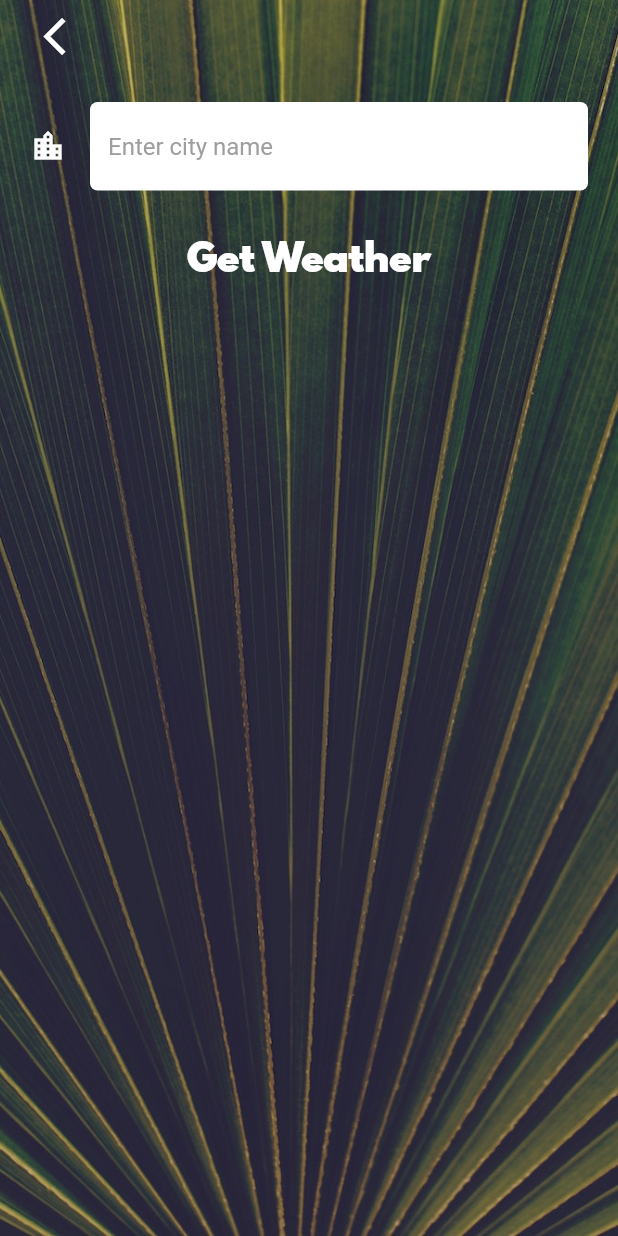
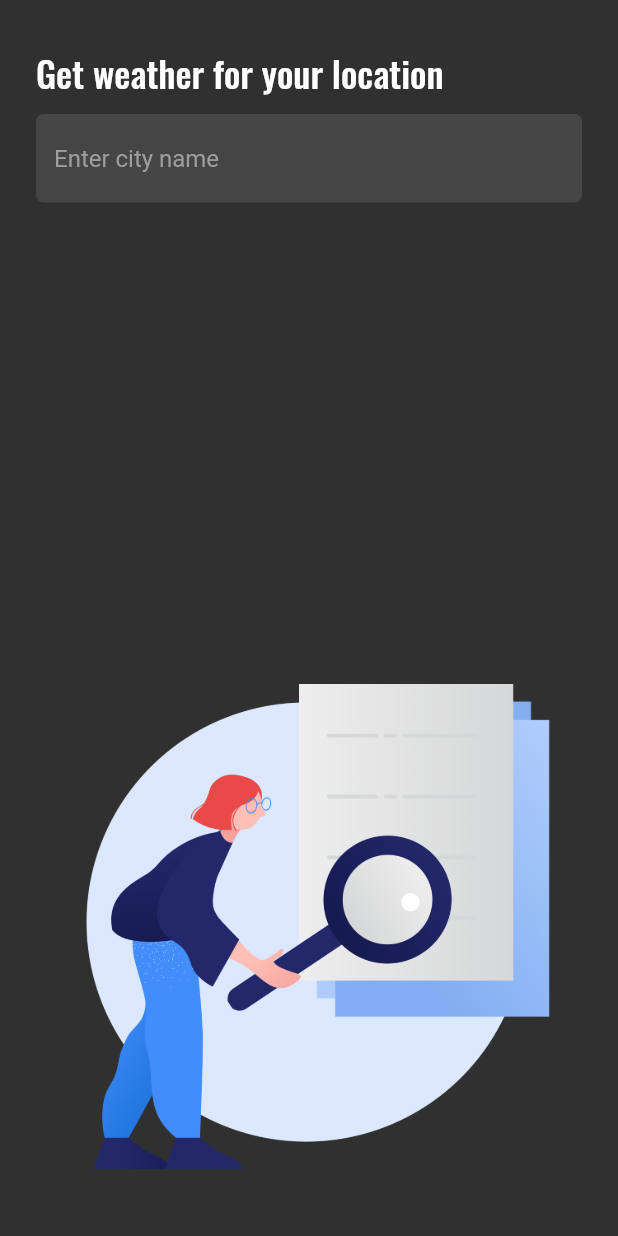
Before and after one commit to VaibhavGoyal458/weatherama, a Flutter app: the CityScreen screen opened directly, on a phone screen of 412 x 824 dp. Run offline on Flutter 3.47's test engine with Material 2 defaults, Android fonts, the phone set to English and light mode, and no system bars; our stand-ins replace flutter_spinkit, geolocator, weather_icons; network calls fail.

Commit message:
Minor Changes

```diff
--- a/lib/main.dart
+++ b/lib/main.dart
@@ -15,6 +15,7 @@ class MyApp extends StatelessWidget {
     return MaterialApp(
       debugShowCheckedModeBanner: false,
       theme: ThemeData.dark(),
+      title: 'Weatherama',
       home: LoadingScreen(),
     );
   }
--- a/lib/screens/city_screen.dart
+++ b/lib/screens/city_screen.dart
@@ -1,8 +1,11 @@
 import 'package:weatherama/screens/loading_screen.dart';
 import 'package:flutter/material.dart';
-import 'package:weatherama/utilities/constants.dart';
 
 class CityScreen extends StatefulWidget {
+  final Color backgroundColor;
+  final Color textColor;
+  CityScreen({this.backgroundColor, this.textColor});
+
   @override
   _CityScreenState createState() => _CityScreenState();
 }
@@ -14,57 +17,68 @@ class _CityScreenState extends State<CityScreen> {
   Widget build(BuildContext context) {
     return Scaffold(
       body: Container(
-        decoration: BoxDecoration(
-          image: DecorationImage(
-            image: AssetImage('images/city_background.jpg'),
-            fit: BoxFit.cover,
-          ),
-        ),
+        padding: EdgeInsets.only(top: 20),
+        color: widget.backgroundColor,
         constraints: BoxConstraints.expand(),
         child: SafeArea(
           child: Column(
             children: <Widget>[
-              Align(
+              Padding(
+                padding: EdgeInsets.symmetric(horizontal: 24, vertical: 10),
+                child: Align(
                   alignment: Alignment.topLeft,
-                child: FlatButton(
-                  onPressed: () {
-                    Navigator.pop(context);
-                  },
-                  child: Icon(
-                    Icons.arrow_back_ios,
-                    size: kLocationScreenIconSize,
+                  child: Text(
+                    'Get weather for your location',
+                    style: TextStyle(
+                      fontFamily: 'Oswald',
+                      fontWeight: FontWeight.w500,
+                      fontSize: 24.0,
+                      color: widget.textColor,
                     ),
                   ),
                 ),
-              Container(
-                padding: EdgeInsets.all(20.0),
+              ),
+              Padding(
+                padding: EdgeInsets.symmetric(horizontal: 24),
+                child: Container(
                   child: TextField(
                     style: TextStyle(
-                    color: Colors.black,
+                      color: widget.backgroundColor,
                     ),
-                  decoration: kTextFieldInputDecoration,
-                  onChanged: (value) {
-                    cityName = value;
-                  },
+                    decoration: InputDecoration(
+                      filled: true,
+                      fillColor: widget.textColor,
+                      hintText: 'Enter city name',
+                      hintStyle: TextStyle(
+                        color: Colors.grey,
+                      ),
+                      border: OutlineInputBorder(
+                        borderRadius: BorderRadius.all(Radius.circular(5)),
+                        borderSide: BorderSide.none,
                       ),
                     ),
-              FlatButton(
-                onPressed: () async {
+                    onSubmitted: (value) async {
                       var weatherData = await Navigator.push(
                         context,
                         MaterialPageRoute(
                           builder: (context) => LoadingScreen(
-                        location: cityName,
+                            location: value,
                           ),
                         ),
                       );
                       Navigator.pop(context, weatherData);
                     },
-                child: Text(
-                  'Get Weather',
-                  style: kButtonTextStyle,
                   ),
                 ),
+              ),
+              Expanded(
+                child: Align(
+                  alignment: Alignment.bottomCenter,
+                  child: Image(
+                    image: AssetImage('images/search.png'),
+                  ),
+                ),
+              )
             ],
           ),
         ),
--- a/lib/services/networking.dart
+++ b/lib/services/networking.dart
@@ -8,7 +8,6 @@ class NetworkHelper {
 
   Future getData() async {
     http.Response response = await http.get(_url);
-    print(_url);
 
     if (response.statusCode == 200) {
       String responseData = response.body;
--- a/lib/services/weather.dart
+++ b/lib/services/weather.dart
@@ -1,4 +1,3 @@
-import 'package:font_awesome_flutter/font_awesome_flutter.dart';
 import 'package:weather_icons/weather_icons.dart';
 import 'package:weatherama/services/location.dart';
 import 'package:weatherama/services/networking.dart';
--- a/lib/utilities/constants.dart
+++ b/lib/utilities/constants.dart
@@ -1,29 +1,7 @@
 import 'package:flutter/material.dart';
-
-const kButtonTextStyle = TextStyle(
-  fontSize: 25.0,
-  fontFamily: 'Spartan MB',
-);
 
 const kConditionTextStyle = TextStyle(
   fontSize: 80.0,
 );
 
-const kTextFieldInputDecoration = InputDecoration(
-  filled: true,
-  fillColor: Colors.white,
-  icon: Icon(
-    Icons.location_city,
-    color: Colors.white,
-  ),
-  hintText: 'Enter city name',
-  hintStyle: TextStyle(
-    color: Colors.grey,
-  ),
-  border: OutlineInputBorder(
-    borderRadius: BorderRadius.all(Radius.circular(5)),
-    borderSide: BorderSide.none,
-  ),
-);
-
 const kLocationScreenIconSize = 30.0;
```
Also changed, not shown: lib/screens/location_screen.dart (+41 -48 lines), images/location_search.png (added), images/search.png (added). Lines whose indentation alone changed are shown as unchanged.
